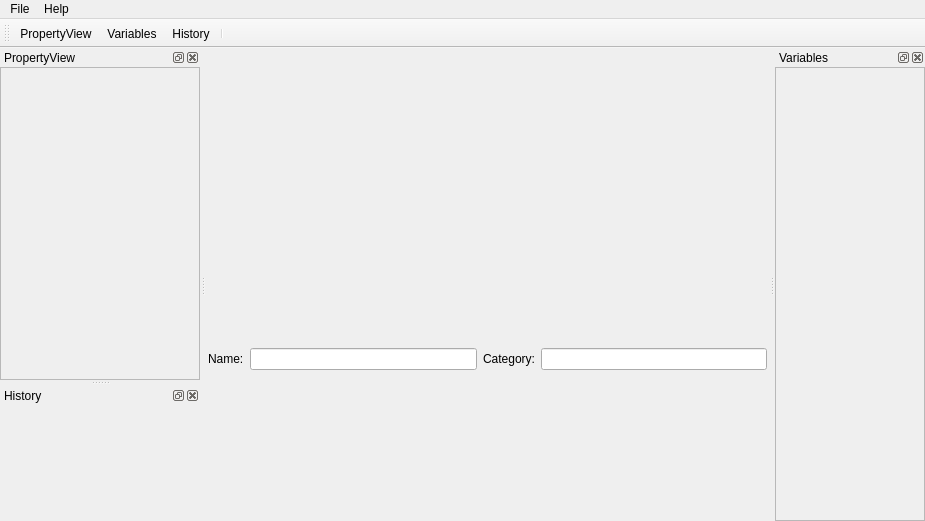
This is PyFlow/UI/Widgets/GraphEditor_ui.ui in wonderworks-software/PyFlow as Qt 5 draws it before an edit. The edited form follows.
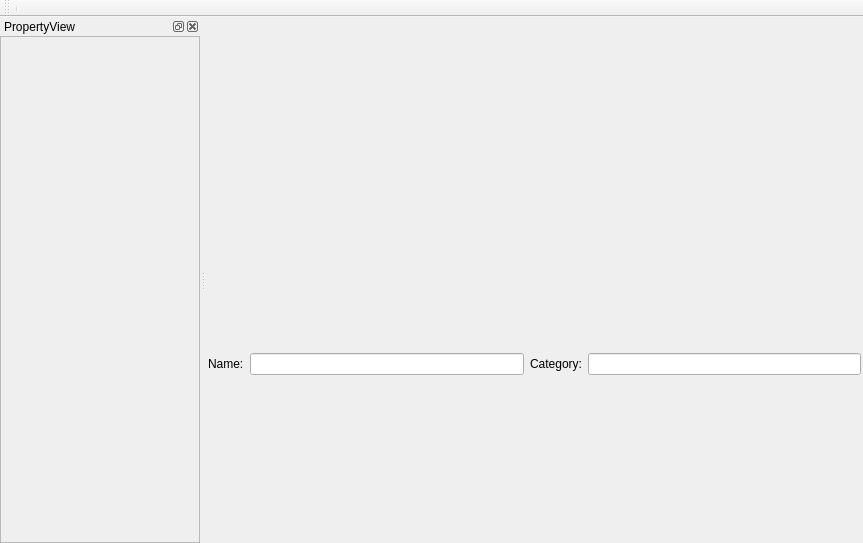
This is the edited form. Icons and pictures are not drawn.

Commit message: if dock tool marked as singleton do not create instances. Variables moved to tool

```diff
--- a/PyFlow/UI/Widgets/GraphEditor_ui.ui
+++ b/PyFlow/UI/Widgets/GraphEditor_ui.ui
@@ -9,8 +9,8 @@
    <rect>
     <x>0</x>
     <y>0</y>
-    <width>925</width>
-    <height>521</height>
+    <width>863</width>
+    <height>543</height>
    </rect>
   </property>
   <property name="windowTitle">
@@ -172,27 +172,10 @@
     <rect>
      <x>0</x>
      <y>0</y>
-     <width>925</width>
+     <width>863</width>
      <height>21</height>
     </rect>
    </property>
-   <widget class="QMenu" name="menuFile">
-    <property name="title">
-     <string>File</string>
-    </property>
-    <addaction name="actionNew"/>
-    <addaction name="actionSave"/>
-    <addaction name="actionLoad"/>
-    <addaction name="actionSave_as"/>
-   </widget>
-   <widget class="QMenu" name="menuHelp">
-    <property name="title">
-     <string>Help</string>
-    </property>
-    <addaction name="actionShortcuts"/>
-   </widget>
-   <addaction name="menuFile"/>
-   <addaction name="menuHelp"/>
   </widget>
   <widget class="QToolBar" name="toolBar">
    <property name="windowTitle">
@@ -204,90 +187,8 @@
    <attribute name="toolBarBreak">
     <bool>false</bool>
    </attribute>
-   <addaction name="actionPropertyView"/>
-   <addaction name="actionVariables"/>
-   <addaction name="actionHistory"/>
    <addaction name="separator"/>
   </widget>
-  <widget class="QDockWidget" name="dockWidgetVariables">
-   <property name="minimumSize">
-    <size>
-     <width>150</width>
-     <height>113</height>
-    </size>
-   </property>
-   <property name="floating">
-    <bool>false</bool>
-   </property>
-   <property name="features">
-    <set>QDockWidget::AllDockWidgetFeatures</set>
-   </property>
-   <property name="allowedAreas">
-    <set>Qt::BottomDockWidgetArea|Qt::LeftDockWidgetArea|Qt::RightDockWidgetArea</set>
-   </property>
-   <property name="windowTitle">
-    <string>Variables</string>
-   </property>
-   <attribute name="dockWidgetArea">
-    <number>2</number>
-   </attribute>
-   <widget class="QWidget" name="dockWidgetContents_5">
-    <layout class="QVBoxLayout" name="verticalLayout_2">
-     <property name="leftMargin">
-      <number>0</number>
-     </property>
-     <property name="topMargin">
-      <number>0</number>
-     </property>
-     <property name="rightMargin">
-      <number>0</number>
-     </property>
-     <property name="bottomMargin">
-      <number>0</number>
-     </property>
-     <item>
-      <widget class="QScrollArea" name="scrollArea_2">
-       <property name="widgetResizable">
-        <bool>true</bool>
-       </property>
-       <widget class="QWidget" name="scrollAreaWidgetContents_2">
-        <property name="geometry">
-         <rect>
-          <x>0</x>
-          <y>0</y>
-          <width>148</width>
-          <height>442</height>
-         </rect>
-        </property>
-        <property name="sizePolicy">
-         <sizepolicy hsizetype="Preferred" vsizetype="Preferred">
-          <horstretch>0</horstretch>
-          <verstretch>0</verstretch>
-         </sizepolicy>
-        </property>
-        <layout class="QGridLayout" name="gridLayout_5">
-         <property name="leftMargin">
-          <number>0</number>
-         </property>
-         <property name="topMargin">
-          <number>0</number>
-         </property>
-         <property name="rightMargin">
-          <number>0</number>
-         </property>
-         <property name="bottomMargin">
-          <number>0</number>
-         </property>
-         <item row="0" column="0">
-          <layout class="QGridLayout" name="leftDockGridLayout"/>
-         </item>
-        </layout>
-       </widget>
-      </widget>
-     </item>
-    </layout>
-   </widget>
-  </widget>
   <widget class="QDockWidget" name="dockWidgetNodeView">
    <property name="minimumSize">
     <size>
@@ -338,7 +239,7 @@
           <x>0</x>
           <y>0</y>
           <width>198</width>
-          <height>303</height>
+          <height>486</height>
          </rect>
         </property>
         <layout class="QVBoxLayout" name="verticalLayout_5">
@@ -377,130 +278,6 @@
     </layout>
    </widget>
   </widget>
-  <widget class="QDockWidget" name="dockWidgetUndoStack">
-   <property name="enabled">
-    <bool>true</bool>
-   </property>
-   <property name="minimumSize">
-    <size>
-     <width>200</width>
-     <height>38</height>
-    </size>
-   </property>
-   <property name="windowIcon">
-    <iconset resource="../Utils/nodes_res.qrc">
-     <normaloff>:/icons/resources/history.png</normaloff>:/icons/resources/history.png</iconset>
-   </property>
-   <property name="allowedAreas">
-    <set>Qt::AllDockWidgetAreas</set>
-   </property>
-   <property name="windowTitle">
-    <string>History</string>
-   </property>
-   <attribute name="dockWidgetArea">
-    <number>1</number>
-   </attribute>
-   <widget class="QWidget" name="dockWidgetContents_3">
-    <property name="sizePolicy">
-     <sizepolicy hsizetype="Preferred" vsizetype="Expanding">
-      <horstretch>0</horstretch>
-      <verstretch>0</verstretch>
-     </sizepolicy>
-    </property>
-    <layout class="QGridLayout" name="gridLayout_6">
-     <property name="leftMargin">
-      <number>1</number>
-     </property>
-     <property name="topMargin">
-      <number>1</number>
-     </property>
-     <property name="rightMargin">
-      <number>1</number>
-     </property>
-     <property name="bottomMargin">
-      <number>1</number>
-     </property>
-     <property name="spacing">
-      <number>1</number>
-     </property>
-    </layout>
-   </widget>
-  </widget>
-  <action name="actionSave">
-   <property name="icon">
-    <iconset resource="../Utils/nodes_res.qrc">
-     <normaloff>:/icons/resources/save_icon.png</normaloff>:/icons/resources/save_icon.png</iconset>
-   </property>
-   <property name="text">
-    <string>Save</string>
-   </property>
-  </action>
-  <action name="actionLoad">
-   <property name="icon">
-    <iconset resource="../Utils/nodes_res.qrc">
-     <normaloff>:/icons/resources/folder_open_icon.png</normaloff>:/icons/resources/folder_open_icon.png</iconset>
-   </property>
-   <property name="text">
-    <string>Load</string>
-   </property>
-  </action>
-  <action name="actionSave_as">
-   <property name="icon">
-    <iconset resource="../Utils/nodes_res.qrc">
-     <normaloff>:/icons/resources/save_as_icon.png</normaloff>:/icons/resources/save_as_icon.png</iconset>
-   </property>
-   <property name="text">
-    <string>Save as</string>
-   </property>
-  </action>
-  <action name="actionShortcuts">
-   <property name="icon">
-    <iconset resource="../Utils/nodes_res.qrc">
-     <normaloff>:/icons/resources/shortcuts_icon.png</normaloff>:/icons/resources/shortcuts_icon.png</iconset>
-   </property>
-   <property name="text">
-    <string>Shortcuts</string>
-   </property>
-  </action>
-  <action name="actionPropertyView">
-   <property name="icon">
-    <iconset resource="../Utils/nodes_res.qrc">
-     <normaloff>:/icons/resources/property_icon.png</normaloff>:/icons/resources/property_icon.png</iconset>
-   </property>
-   <property name="text">
-    <string>PropertyView</string>
-   </property>
-   <property name="toolTip">
-    <string>toggle property view</string>
-   </property>
-  </action>
-  <action name="actionVariables">
-   <property name="icon">
-    <iconset resource="../Utils/nodes_res.qrc">
-     <normaloff>:/icons/resources/variable.png</normaloff>:/icons/resources/variable.png</iconset>
-   </property>
-   <property name="text">
-    <string>Variables</string>
-   </property>
-  </action>
-  <action name="actionHistory">
-   <property name="icon">
-    <iconset resource="../Utils/nodes_res.qrc">
-     <normaloff>:/icons/resources/history.png</normaloff>:/icons/resources/history.png</iconset>
-   </property>
-   <property name="text">
-    <string>History</string>
-   </property>
-  </action>
-  <action name="actionNew">
-   <property name="icon">
-    <iconset resource="../Utils/nodes_res.qrc">
-     <normaloff>:/icons/resources/new_file_icon.png</normaloff>:/icons/resources/new_file_icon.png</iconset>
-   </property>
-   <property name="text">
-    <string>New</string>
-   </property>
-  </action>
  </widget>
  <resources>
   <include location="../Utils/nodes_res.qrc"/>
```
The commit also changes 10 other files.
